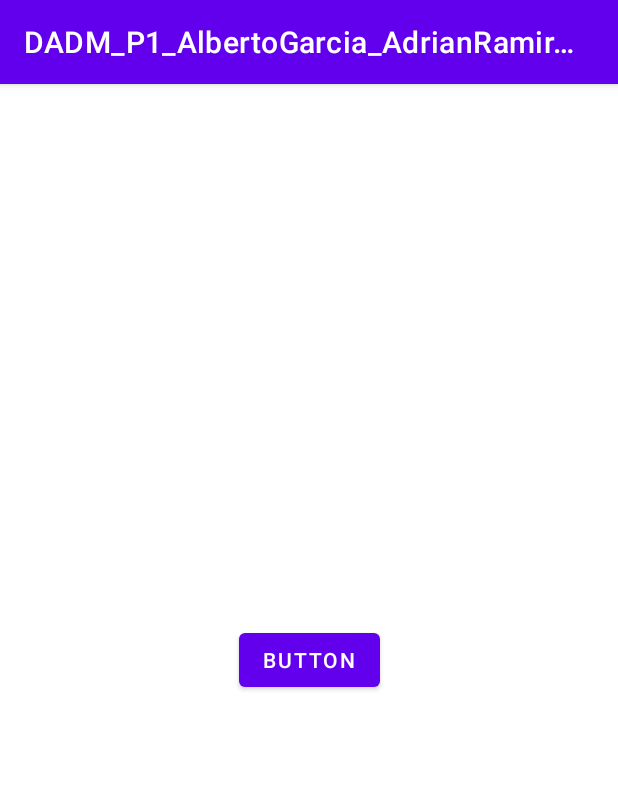
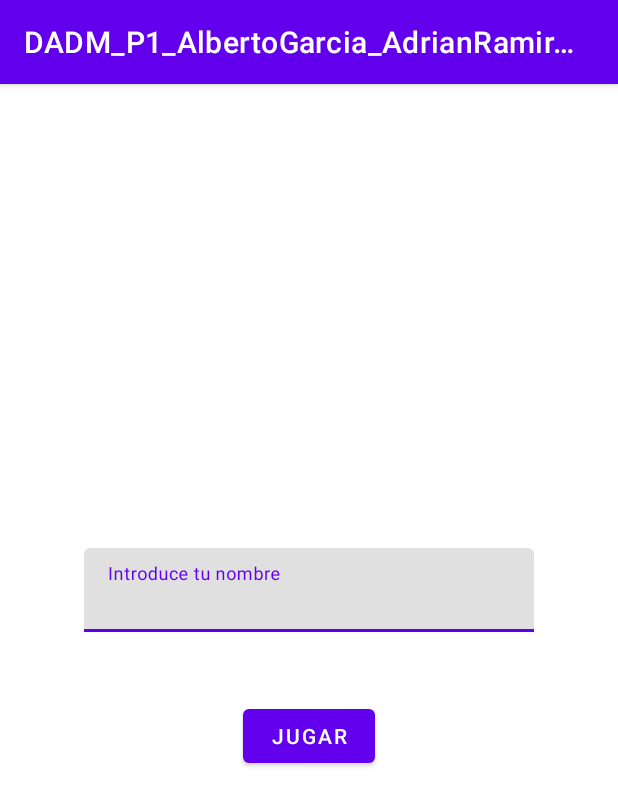
Before and after one commit to adrianmrt/Tekken7Trivia, an Android app: the screen it shows after launch (MainActivity), on a phone screen of 412 x 824 dp. Shown: the top 806 px of the screen. Run offline under Robolectric (Android 15) with nearby library versions, the phone set to English and light mode, and no system bars.

Commit message:
Imput de nombre
Ya hay un input de nombre en el main con un aviso por si lo dejas en blanco. Falta saber cómo pasar la información entre actividades.

```diff
--- a/DADM_P1_AlbertoGarcia_AdrianRamirez/app/src/main/java/com/example/dadm_p1_albertogarcia_adrianramirez/MainActivity.java
+++ b/DADM_P1_AlbertoGarcia_AdrianRamirez/app/src/main/java/com/example/dadm_p1_albertogarcia_adrianramirez/MainActivity.java
@@ -4,21 +4,43 @@ import androidx.appcompat.app.AppCompatActivity;
 
 import android.content.Intent;
 import android.os.Bundle;
+import android.text.TextUtils;
 import android.view.View;
+import android.widget.EditText;
+
+import com.google.android.material.textfield.TextInputLayout;
 
 public class MainActivity extends AppCompatActivity {
+
+    private TextInputLayout _nickLayout;
+    private EditText _nick;
 
     @Override
     protected void onCreate(Bundle savedInstanceState) {
         super.onCreate(savedInstanceState);
         setContentView(R.layout.activity_main);
 
+        _nick = findViewById(R.id.nickInput);
+        _nickLayout = findViewById(R.id.nickInputLayout);
     }
 
-    public void pulsarBoton(View v){
+    @Override
+    protected void onResume() {
+        super.onResume();
 
-        Intent intent=new Intent(getApplicationContext(),QuestionActivity.class);
-        startActivity(intent);
+        _nickLayout.setErrorEnabled(false);
+    }
 
+    public void play(View v){
+        if(TextUtils.isEmpty(_nick.getText().toString())){
+            _nickLayout.setError("Campo vacío");
+            _nickLayout.setErrorEnabled(true);
+        } else {
+            Bundle bundle = new Bundle();
+            bundle.putString("nick", _nick.getText().toString());
+
+            Intent intent=new Intent(getApplicationContext(),QuestionActivity.class);
+            startActivity(intent);
+        }
     }
 }
--- a/DADM_P1_AlbertoGarcia_AdrianRamirez/app/src/main/res/layout/activity_main.xml
+++ b/DADM_P1_AlbertoGarcia_AdrianRamirez/app/src/main/res/layout/activity_main.xml
@@ -6,14 +6,45 @@
     android:layout_height="match_parent"
     tools:context=".MainActivity">
 
-    <Button
-        android:id="@+id/button"
+    <LinearLayout
+        android:id="@+id/linearLayout"
         android:layout_width="wrap_content"
-        android:layout_height="wrap_content"
-        android:onClick="pulsarBoton"
-        android:text="Button"
+        android:layout_height="254dp"
+        android:layout_marginStart="1dp"
+        android:layout_marginEnd="1dp"
+        android:gravity="center|center_horizontal"
+        android:orientation="vertical"
+        android:visibility="visible"
         app:layout_constraintBottom_toBottomOf="parent"
         app:layout_constraintEnd_toEndOf="parent"
         app:layout_constraintStart_toStartOf="parent"
-        app:layout_constraintTop_toTopOf="parent" />
+        app:layout_constraintTop_toTopOf="parent">
+
+        <com.google.android.material.textfield.TextInputLayout
+            android:id="@+id/nickInputLayout"
+            android:layout_width="300dp"
+            android:layout_height="wrap_content">
+
+            <com.google.android.material.textfield.TextInputEditText
+                android:id="@+id/nickInput"
+                android:layout_width="match_parent"
+                android:layout_height="wrap_content"
+                android:hint="Introduce tu nombre"
+                android:textAlignment="viewStart" />
+        </com.google.android.material.textfield.TextInputLayout>
+
+        <Space
+            android:layout_width="match_parent"
+            android:layout_height="45dp" />
+
+        <Button
+            android:id="@+id/button"
+            android:layout_width="wrap_content"
+            android:layout_height="wrap_content"
+            android:onClick="play"
+            android:text="Jugar"
+            tools:text="Jugar" />
+
+    </LinearLayout>
+
 </androidx.constraintlayout.widget.ConstraintLayout>
```
